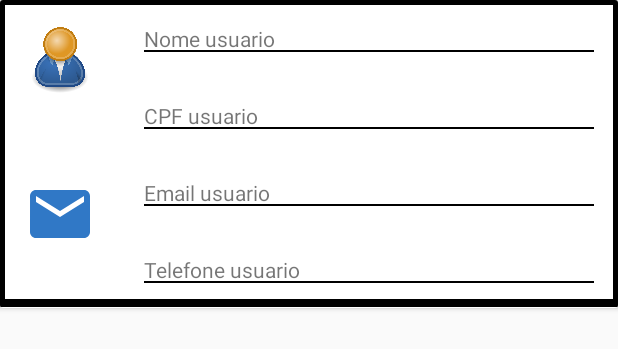
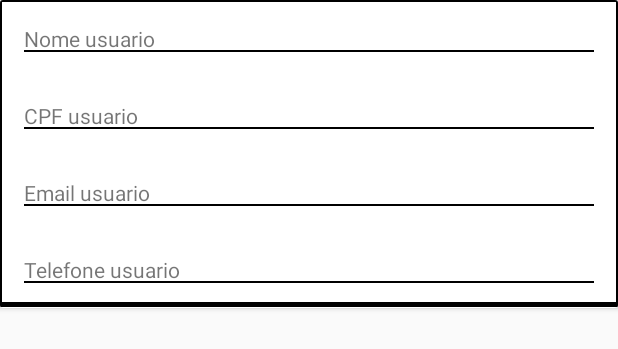
Before and after one commit to LucioDarcon/CRUD_SQLITE, an Android app: the layout recycler_customer.xml on its own in the app's theme, with its tools: preview values and no code run, on a phone screen of 412 x 824 dp. Shown: the top 349 px of the screen. Run offline under Robolectric (Android 15) with nearby library versions, the phone set to English and light mode, and no system bars.

Commit message:
separete register custom from adm in sqlite

```diff
--- a/app/src/main/java/com/example/controlsales/constants/ConstantsDB.kt
+++ b/app/src/main/java/com/example/controlsales/constants/ConstantsDB.kt
@@ -18,6 +18,7 @@ class ConstantsDB {
 
         object COLUMNS {
             const val ID = "id"
+            const val ID_ADM = "id_adm"
             const val NAME = "name"
             const val EMAIL = "email"
             const val TELEPHONE = "telephone"
--- a/app/src/main/java/com/example/controlsales/entities/Adm.kt
+++ b/app/src/main/java/com/example/controlsales/entities/Adm.kt
@@ -1,6 +1,6 @@
 package com.example.controlsales.entities
 
-data class Adm(val name: String = "", val email: String = "", val password: String = ""){
+data class Adm(val id: Int = 0, val name: String = "", val email: String = "", val password: String = ""){
 
     override fun toString(): String {
         return "RegisterAdmDTO(name='$name', email='$email', password='$password')"
--- a/app/src/main/java/com/example/controlsales/entities/Customer.kt
+++ b/app/src/main/java/com/example/controlsales/entities/Customer.kt
@@ -1,4 +1,4 @@
 package com.example.controlsales.entities
 
-data class Customer(val name: String = "", val email: String = "", val telephone: String = "", val cpf: String = "") {
+data class Customer(val name: String = "", val email: String = "", val telephone: String = "", val cpf: String = "", val idAdm : Int = 0) {
 }
--- a/app/src/main/java/com/example/controlsales/holders/ViewHolderCustomer.kt
+++ b/app/src/main/java/com/example/controlsales/holders/ViewHolderCustomer.kt
@@ -2,6 +2,7 @@ package com.example.controlsales.holders
 
 import android.view.View
 import android.widget.TextView
+import android.widget.Toast
 import androidx.recyclerview.widget.RecyclerView
 import com.example.controlsales.entities.Customer
 import kotlinx.android.synthetic.main.recycler_customer.view.*
@@ -19,6 +20,11 @@ class ViewHolderCustomer constructor(itemView: View): RecyclerView.ViewHolder(it
         emailCustomer.text = customer.email
         telephoneCustomer.text = customer.telephone
         cpfCustomer.text = customer.cpf
+
+        itemView.setOnClickListener(View.OnClickListener {
+            Toast.makeText(itemView.context, nameCustomer.text, Toast.LENGTH_LONG).show()
+        })
     }
 
+
 }
--- a/app/src/main/java/com/example/controlsales/recyclerviews/RecyclerViewCustomer.kt
+++ b/app/src/main/java/com/example/controlsales/recyclerviews/RecyclerViewCustomer.kt
@@ -28,6 +28,7 @@ class RecyclerViewCustomer : RecyclerView.Adapter<RecyclerView.ViewHolder>() {
         }
     }
 
+
     fun submitList(listCustomer: ArrayList<Customer>){
         this.items = listCustomer
     }
--- a/app/src/main/java/com/example/controlsales/repository/AdmRepository.kt
+++ b/app/src/main/java/com/example/controlsales/repository/AdmRepository.kt
@@ -89,6 +89,7 @@ class AdmRepository private constructor(context: Context) {
 
         while (cursor.moveToNext()) {
             val adm = Adm(
+                id = cursor.getInt(cursor.getColumnIndex(ConstantsDB.ADM.COLUMNS.ID)),
                 name = cursor.getString(cursor.getColumnIndex(ConstantsDB.ADM.COLUMNS.NAME)).toUpperCase(),
                 email = cursor.getString(cursor.getColumnIndex(ConstantsDB.ADM.COLUMNS.EMAIL)).toUpperCase()
             )
--- a/app/src/main/java/com/example/controlsales/view/AuthActivity.kt
+++ b/app/src/main/java/com/example/controlsales/view/AuthActivity.kt
@@ -34,7 +34,7 @@ class AuthActivity : AppCompatActivity(), View.OnClickListener {
                 try {
                     if (validationFields()) {
                         mAdmBusiness = AdmBusiness(this)
-                        var arrayAdmin = mAdmBusiness.authenticationAdmin(LoginDTO(
+                        val arrayAdmin = mAdmBusiness.authenticationAdmin(LoginDTO(
                             edtEmail.text.toString(), edtPassword.text.toString()
                         ))
                         mapArray(arrayAdmin)
@@ -64,6 +64,7 @@ class AuthActivity : AppCompatActivity(), View.OnClickListener {
 
     private fun mapArray(arrayAdmin: ArrayList<Adm>){
         for (i in arrayAdmin){
+            mSharedPreferences.storeString("idAdm", i.id.toString())
             mSharedPreferences.storeString("name", i.name)
             mSharedPreferences.storeString("email", i.email)
         }
--- a/app/src/main/java/com/example/controlsales/view/RegisterActivity.kt
+++ b/app/src/main/java/com/example/controlsales/view/RegisterActivity.kt
@@ -30,9 +30,9 @@ class RegisterActivity : AppCompatActivity(), View.OnClickListener {
                     if (validationFields()) {
                         admBusiness = AdmBusiness(this)
                         adm = Adm(
-                            edtRegisterNameAdm.text.toString(),
-                            edtRegisterEmailAdm.text.toString(),
-                            edtRegisterPasswordAdm.text.toString()
+                            name = edtRegisterNameAdm.text.toString(),
+                            email = edtRegisterEmailAdm.text.toString(),
+                            password = edtRegisterPasswordAdm.text.toString()
                         )
                         admBusiness.insertAdm(adm)
                         Toast.makeText(this, resources.getString(R.string.salvo_com_sucesso), Toast.LENGTH_LONG).show()
--- a/app/src/main/res/drawable/border.xml
+++ b/app/src/main/res/drawable/border.xml
@@ -9,7 +9,7 @@
 
         <shape android:shape="rectangle">
             <stroke
-                android:width="5dp"
+                android:width="3dp"
                 android:color="@color/black"
                 />
         </shape>
--- a/app/src/main/res/layout/recycler_customer.xml
+++ b/app/src/main/res/layout/recycler_customer.xml
@@ -4,7 +4,6 @@
     xmlns:tools="http://schemas.android.com/tools"
     android:layout_width="match_parent"
     android:layout_height="wrap_content">
-
 
 
     <RelativeLayout
@@ -19,15 +18,6 @@
             android:layout_height="wrap_content"
             >
 
-            <androidx.appcompat.widget.AppCompatImageView
-                android:id="@+id/imgCustomer"
-                android:layout_width="48dp"
-                android:layout_height="48dp"
-                android:layout_alignParentTop="true"
-                android:layout_centerVertical="true"
-                android:layout_margin="16dp"
-                android:src="@drawable/user" />
-
 
             <androidx.appcompat.widget.AppCompatTextView
                 android:id="@+id/itemCustomerName"
@@ -36,8 +26,6 @@
                 android:layout_gravity="right"
                 android:layout_margin="16dp"
                 android:background="@drawable/border_bottom"
-                android:layout_toEndOf="@+id/imgCustomer"
-                android:layout_toRightOf="@+id/imgCustomer"
                 android:gravity="center|left"
                 android:text="@string/nome_usuario" />
 
@@ -49,8 +37,6 @@
                 android:background="@drawable/border_bottom"
                 android:layout_below="@+id/itemCustomerName"
                 android:layout_margin="16dp"
-                android:layout_toEndOf="@+id/imgCustomer"
-                android:layout_toRightOf="@+id/imgCustomer"
                 android:gravity="center|left"
                 android:text="@string/cpf_usuario" />
 
@@ -62,24 +48,13 @@
             android:layout_height="wrap_content"
             android:layout_below="@+id/relativeLayoutCustomerOne">
 
-            <androidx.appcompat.widget.AppCompatImageView
-                android:id="@+id/imgContact"
-                android:layout_width="48dp"
-                android:layout_height="48dp"
-                android:layout_alignParentTop="true"
-                android:layout_centerVertical="true"
-                android:layout_margin="16dp"
-                android:src="@drawable/ic_email_black_24dp" />
-
             <androidx.appcompat.widget.AppCompatTextView
                 android:id="@+id/itemCustomerEmail"
                 android:layout_width="match_parent"
                 android:layout_height="wrap_content"
                 android:layout_margin="16dp"
                 android:background="@drawable/border_bottom"
-                android:layout_toRightOf="@+id/imgContact"
-                android:text="@string/email_usuario"
-                android:layout_toEndOf="@+id/imgContact" />
+                android:text="@string/email_usuario" />
 
 
             <androidx.appcompat.widget.AppCompatTextView
@@ -89,7 +64,6 @@
                 android:layout_margin="16dp"
                 android:background="@drawable/border_bottom"
                 android:layout_below="@+id/itemCustomerEmail"
-                android:layout_toRightOf="@+id/imgContact"
                 android:text="@string/telefone_usuario" />
 
         </RelativeLayout>
--- a/app/src/main/res/layout/search_customer_fragment.xml
+++ b/app/src/main/res/layout/search_customer_fragment.xml
@@ -15,6 +15,7 @@
         android:id="@+id/recyclerViewCustomer"
         android:layout_width="match_parent"
         android:layout_height="wrap_content"
+        android:padding="16dp"
         app:layout_constraintBottom_toBottomOf="parent"
         app:layout_constraintEnd_toEndOf="parent"
         app:layout_constraintStart_toStartOf="parent"
```
Also changed, not shown: app/src/main/java/com/example/controlsales/database/DataBaseHelper.kt (+6 -2 lines), app/src/main/java/com/example/controlsales/fragments/SearchCustomerFragment.kt (+4 -3 lines), app/src/main/java/com/example/controlsales/repository/CustomerRepository.kt (+9 -2 lines).
